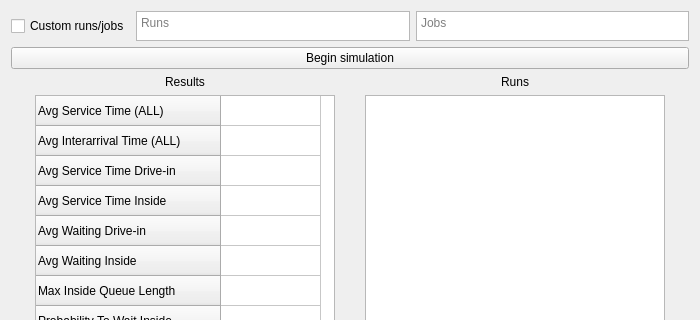
Above: mainwindow.ui from ragrag/Queue-Simulation-QT before the change; both pictures show x 0 to 700 and y 0 to 320 of the 700 by 644 pixel window. Below: the same form after it.
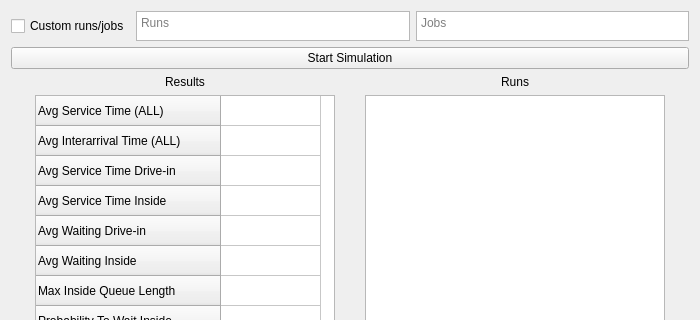
That is the form after the change.

Patch:
```diff
--- a/mainwindow.ui
+++ b/mainwindow.ui
@@ -79,7 +79,7 @@
     <item>
      <widget class="QPushButton" name="beginSimulationBtn">
       <property name="text">
-       <string>Begin simulation</string>
+       <string>Start Simulation</string>
       </property>
      </widget>
     </item>
```
